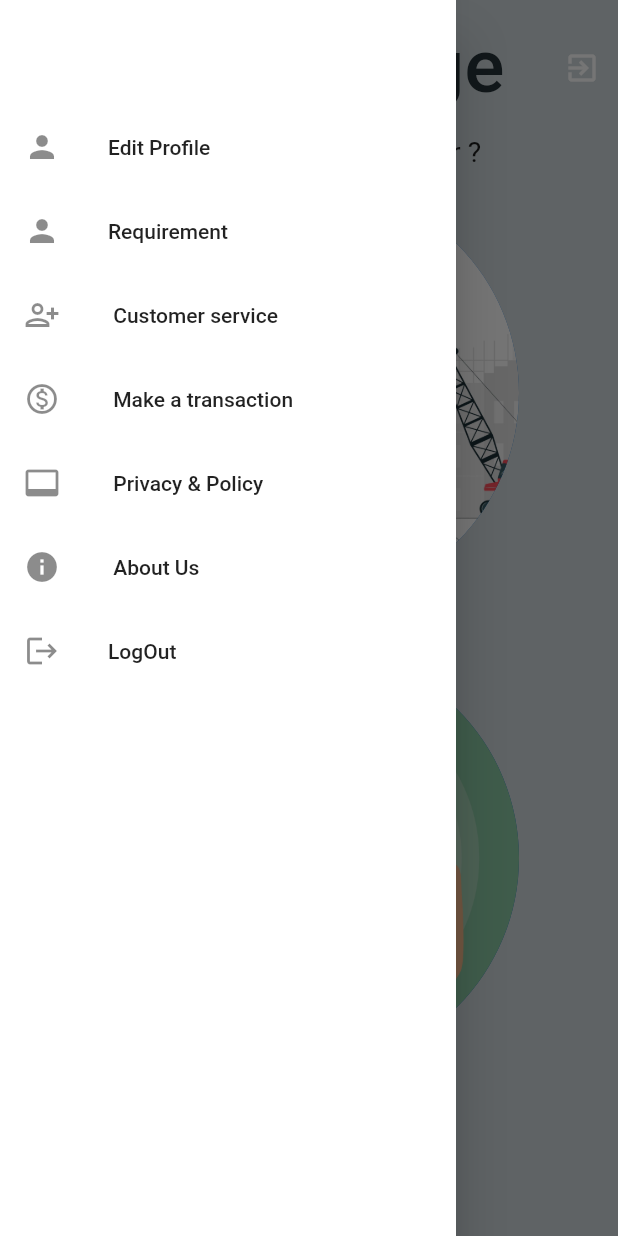
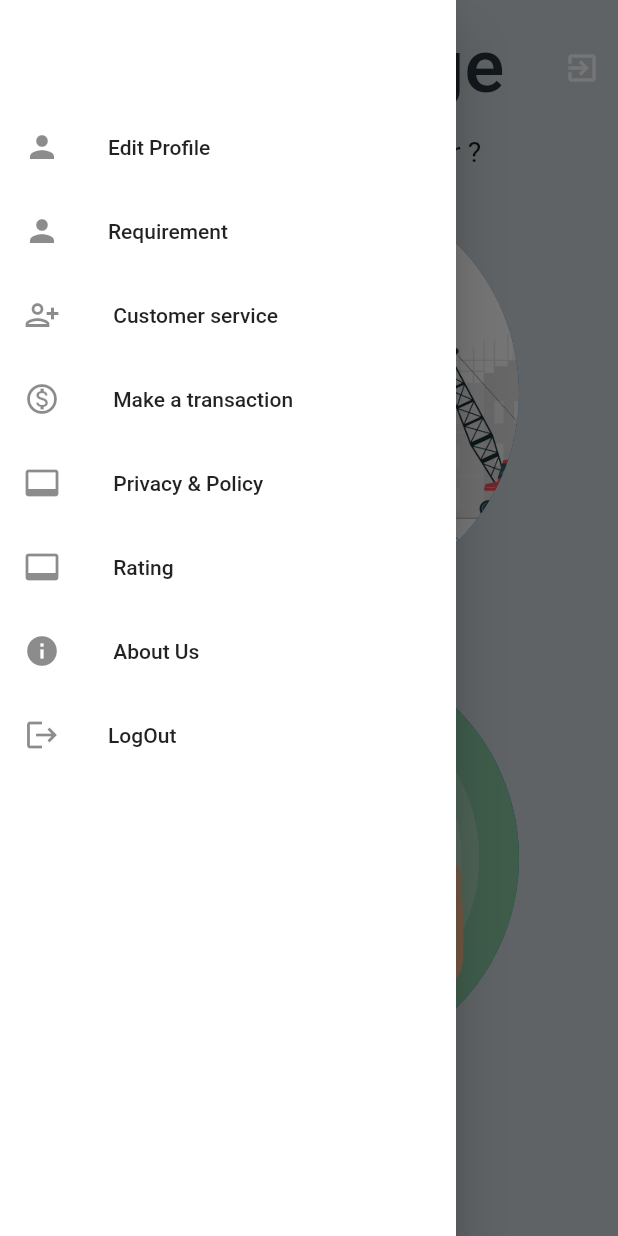
Before and after one commit to Deepikaumesh/Build_Buddy_Git, a Flutter app: the Users_Home_Page screen opened directly, with the side drawer open, on a phone screen of 412 x 824 dp. Run offline on Flutter 3.47's test engine with Material 2 defaults, Android fonts, the light colour scheme and no system bars; our stand-ins replace file_picker, fluttertoast, google_fonts, image_picker, shared_preferences, smooth_star_rating; accounts and stored records are empty; Roboto replaces fonts that are missing (Cookie, Courgette).

Commit message:
Rating file added

```diff
--- a/lib/User/Users_Home_Page.dart
+++ b/lib/User/Users_Home_Page.dart
@@ -1,3 +1,4 @@
+import 'package:build_buddy_project/User/rating.dart';
 import 'package:build_buddy_project/User/user_payment.dart';
 import 'package:build_buddy_project/User/user_requirement.dart';
 import 'package:flutter/cupertino.dart';
@@ -239,6 +240,16 @@ class _Users_Home_PageState extends State<Users_Home_Page> {
                                         privacy_and_policy()));
                           },
                         ),
+            ListTile(
+              leading: const Icon(Icons.video_label),
+              title: const Text(' Rating '),
+              onTap: () {
+                Navigator.push(context,
+                    MaterialPageRoute(
+                        builder: (BuildContext context) =>
+                            rating_fluttre()));
+              },
+            ),
                         ListTile(
                           leading: const Icon(Icons.info),
                           title: const Text(' About Us '),
--- /dev/null
+++ b/lib/User/rating.dart
@@ -0,0 +1,51 @@
+import 'package:flutter/material.dart';
+import 'package:smooth_star_rating/smooth_star_rating.dart';
+
+
+
+class rating_fluttre extends StatefulWidget {
+  @override
+  _rating_fluttreState createState() => _rating_fluttreState();
+}
+
+class _rating_fluttreState extends State<rating_fluttre> {
+
+  var rating = 0.0;
+
+  @override
+  Widget build(BuildContext context) {
+    return MaterialApp(
+      title: 'Rating bar demo',
+      theme: ThemeData(
+        primarySwatch: Colors.green,
+      ),
+      debugShowCheckedModeBanner: false,
+      home: Scaffold(
+        body: Center(
+            child:Column(
+              children: [
+                SizedBox(height: 400,),
+                SmoothStarRating(
+                  rating: rating,
+                  size: 45,
+                  starCount: 5,
+                  onRated: (value){
+                    setState(() {
+                      rating = value;
+                      print(rating);
+                    });
+                  },
+                ),
+                SizedBox(height: 20,),
+                Text("Rate This App"),
+                SizedBox(height: 300,),
+                rating == 0.0 ? SizedBox(): Text("Your Rating is ${rating}",style: TextStyle(color: Colors.green.shade500),),
+
+              ],
+            ),
+
+           ),
+      ),
+    );
+  }
+}
--- a/pubspec.yaml
+++ b/pubspec.yaml
@@ -52,6 +52,7 @@ dependencies:
   dio:
   get:
   flutter_svg:
+  smooth_star_rating: ^1.1.1
 
 
 
```
Also changed, not shown: pubspec.lock.
